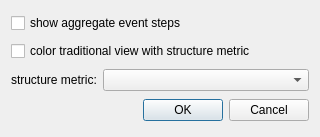
Above: visoptionsdialog.ui from LLNL/ravel before the change. Below: the same form after it.
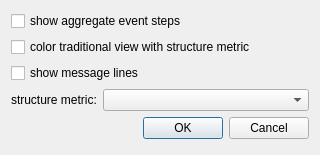
That is the form after the change.

Commit message: - Can now turn off message lines - Fixed scrolling draw problem with scales/color bars

```diff
--- a/visoptionsdialog.ui
+++ b/visoptionsdialog.ui
@@ -7,7 +7,7 @@
     <x>0</x>
     <y>0</y>
     <width>320</width>
-    <height>137</height>
+    <height>155</height>
    </rect>
   </property>
   <property name="windowTitle">
@@ -28,6 +28,13 @@
      </property>
     </widget>
    </item>
+   <item>
+    <widget class="QCheckBox" name="showMessagesCheckBox">
+     <property name="text">
+      <string>show message lines</string>
+     </property>
+    </widget>
+   </item>
    <item>
     <layout class="QHBoxLayout" name="horizontalLayout">
      <item>
```
The commit also changes 17 other files.
